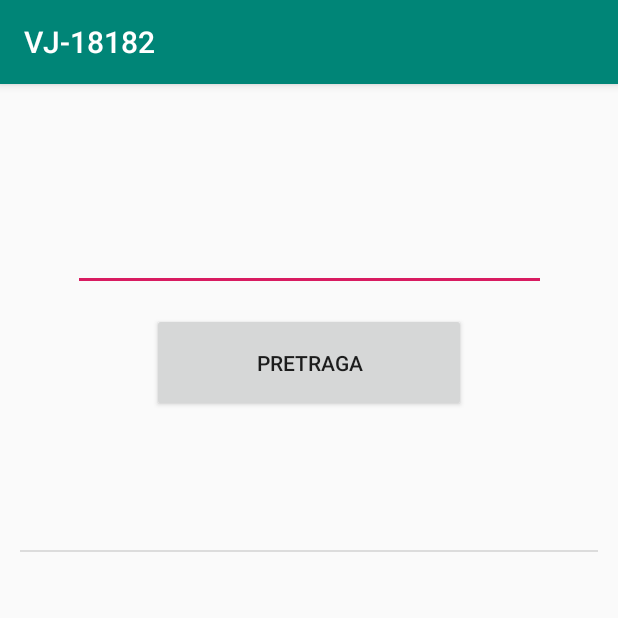
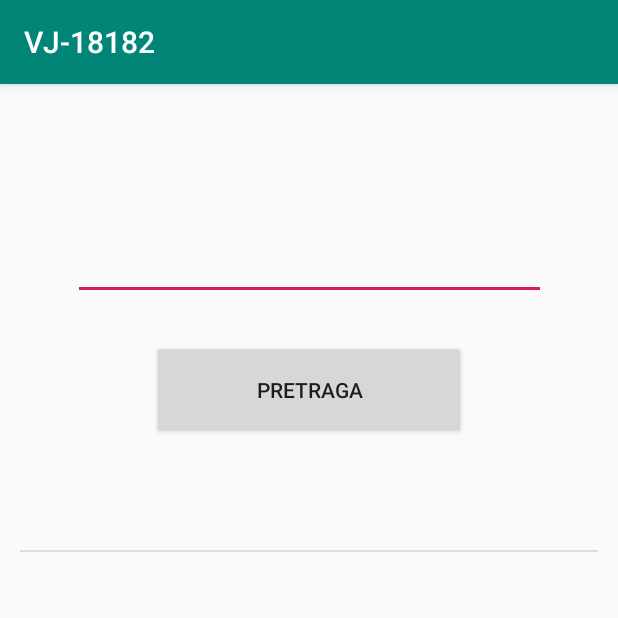
Before and after one commit to avid-dz/VJ-18182, an Android app: the screen it shows after launch (MainActivity), after a tap on "PRETRAGA", on a phone screen of 412 x 824 dp, the top half of it. Run offline under Robolectric (Android 15) with nearby library versions, the light colour scheme and no system bars.

Commit message:
Constraint liste promijenjen

```diff
--- a/app/src/main/java/ba/unsa/etf/rma/VJ_18182/MainActivity.java
+++ b/app/src/main/java/ba/unsa/etf/rma/VJ_18182/MainActivity.java
@@ -1,7 +1,7 @@
 package ba.unsa.etf.rma.VJ_18182;
 
+import android.os.Bundle;
 import android.support.v7.app.AppCompatActivity;
-import android.os.Bundle;
 import android.view.View;
 import android.widget.ArrayAdapter;
 import android.widget.Button;
@@ -12,28 +12,28 @@ import java.util.ArrayList;
 
 public class MainActivity extends AppCompatActivity {
 
-    private Button button;
-    private EditText editText;
-    private ListView listView;
+    private Button dugme;
+    private EditText tekst;
+    private ListView lista;
     private ArrayAdapter<String> adapter;
 
     @Override
     protected void onCreate(Bundle savedInstanceState) {
         super.onCreate(savedInstanceState);
         setContentView(R.layout.activity_main);
-        button = (Button) findViewById(R.id.button);
-        editText = (EditText) findViewById(R.id.editText);
-        listView = (ListView) findViewById(R.id.listView);
+        dugme = (Button) findViewById(R.id.button);
+        tekst = (EditText) findViewById(R.id.editText);
+        lista = (ListView) findViewById(R.id.listView);
         final ArrayList<String> unosi = new ArrayList<>();
         adapter = new ArrayAdapter<>
                 (this,  android.R.layout.simple_list_item_1, unosi);
-        listView.setAdapter(adapter);
-        button.setOnClickListener(new View.OnClickListener() {
+        lista.setAdapter(adapter);
+        dugme.setOnClickListener(new View.OnClickListener() {
             @Override
             public void onClick(View v) {
-                unosi.add(0, editText.getText().toString());
+                unosi.add(0, tekst.getText().toString());
                 adapter.notifyDataSetChanged();
-                editText.setText("");
+                tekst.setText("");
             }
         });
     }
--- a/app/src/main/res/layout/activity_main.xml
+++ b/app/src/main/res/layout/activity_main.xml
@@ -12,7 +12,7 @@
         android:layout_height="81dp"
         android:layout_marginStart="48dp"
         android:layout_marginLeft="48dp"
-        android:layout_marginTop="38dp"
+        android:layout_marginTop="50dp"
         android:layout_marginEnd="48dp"
         android:layout_marginRight="48dp"
         android:layout_marginBottom="612dp"
@@ -36,8 +36,10 @@
         android:text="PRETRAGA"
         app:layout_constraintBottom_toBottomOf="parent"
         app:layout_constraintEnd_toEndOf="parent"
+        app:layout_constraintHorizontal_bias="0.0"
         app:layout_constraintStart_toStartOf="parent"
-        app:layout_constraintTop_toTopOf="parent" />
+        app:layout_constraintTop_toTopOf="parent"
+        app:layout_constraintVertical_bias="1.0" />
 
     <ListView
         android:id="@+id/listView"
@@ -52,6 +54,6 @@
         app:layout_constraintBottom_toBottomOf="parent"
         app:layout_constraintEnd_toEndOf="parent"
         app:layout_constraintStart_toStartOf="parent"
-        app:layout_constraintTop_toTopOf="parent"
+        app:layout_constraintTop_toBottomOf="@+id/button"
         app:layout_constraintVertical_bias="1.0" />
 </android.support.constraint.ConstraintLayout>
```
